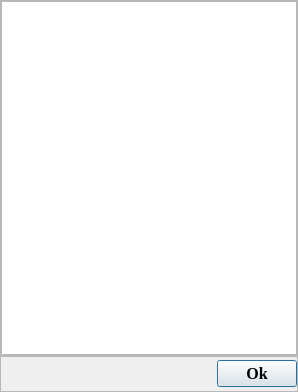
15903016222/Voice, file ui/menuwidget/measurementdialog.ui: the form before one commit.
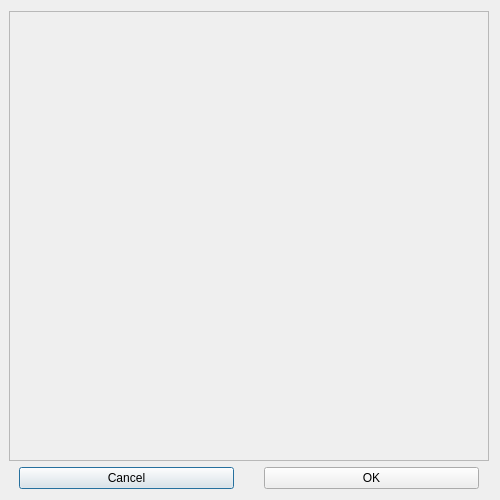
The form after the commit.

Commit message: 增加：在对话框中增加其他测量值，并能选取其他测量值显示；

```diff
--- a/ui/menuwidget/measurementdialog.ui
+++ b/ui/menuwidget/measurementdialog.ui
@@ -6,116 +6,97 @@
    <rect>
     <x>0</x>
     <y>0</y>
-    <width>298</width>
-    <height>392</height>
+    <width>500</width>
+    <height>500</height>
    </rect>
   </property>
   <property name="windowTitle">
    <string>Measure Value</string>
   </property>
-  <layout class="QVBoxLayout" name="verticalLayout" stretch="10,1">
-   <property name="spacing">
-    <number>0</number>
-   </property>
+  <layout class="QGridLayout" name="gridLayout" rowstretch="24,1" columnstretch="0">
    <property name="leftMargin">
-    <number>0</number>
+    <number>9</number>
    </property>
-   <property name="topMargin">
-    <number>0</number>
-   </property>
-   <property name="rightMargin">
-    <number>0</number>
-   </property>
-   <property name="bottomMargin">
-    <number>0</number>
-   </property>
-   <item>
-    <widget class="QScrollArea" name="scrollArea">
-     <property name="widgetResizable">
-      <bool>true</bool>
-     </property>
-     <widget class="QWidget" name="scrollAreaWidgetContents">
-      <property name="geometry">
-       <rect>
-        <x>0</x>
-        <y>0</y>
-        <width>296</width>
-        <height>354</height>
-       </rect>
+   <item row="1" column="0">
+    <widget class="QWidget" name="widget" native="true">
+     <layout class="QGridLayout" name="gridLayout_2">
+      <property name="leftMargin">
+       <number>10</number>
       </property>
-      <layout class="QGridLayout" name="gridLayout">
-       <property name="leftMargin">
-        <number>0</number>
-       </property>
-       <property name="topMargin">
-        <number>0</number>
-       </property>
-       <property name="rightMargin">
-        <number>0</number>
-       </property>
-       <property name="bottomMargin">
-        <number>0</number>
-       </property>
-       <property name="spacing">
-        <number>0</number>
-       </property>
-       <item row="0" column="0">
-        <widget class="QListView" name="listView"/>
-       </item>
-      </layout>
-     </widget>
+      <property name="topMargin">
+       <number>0</number>
+      </property>
+      <property name="rightMargin">
+       <number>10</number>
+      </property>
+      <property name="bottomMargin">
+       <number>0</number>
+      </property>
+      <property name="horizontalSpacing">
+       <number>30</number>
+      </property>
+      <item row="0" column="0">
+       <widget class="QPushButton" name="pushButton_cancel">
+        <property name="sizePolicy">
+         <sizepolicy hsizetype="Preferred" vsizetype="Preferred">
+          <horstretch>0</horstretch>
+          <verstretch>0</verstretch>
+         </sizepolicy>
+        </property>
+        <property name="text">
+         <string>Cancel</string>
+        </property>
+       </widget>
+      </item>
+      <item row="0" column="1">
+       <widget class="QPushButton" name="pushButton_ok">
+        <property name="sizePolicy">
+         <sizepolicy hsizetype="Preferred" vsizetype="Preferred">
+          <horstretch>0</horstretch>
+          <verstretch>0</verstretch>
+         </sizepolicy>
+        </property>
+        <property name="text">
+         <string>OK</string>
+        </property>
+       </widget>
+      </item>
+     </layout>
     </widget>
    </item>
-   <item>
-    <widget class="QFrame" name="frame">
-     <property name="frameShape">
-      <enum>QFrame::StyledPanel</enum>
-     </property>
-     <property name="frameShadow">
-      <enum>QFrame::Raised</enum>
-     </property>
-     <layout class="QHBoxLayout" name="horizontalLayout">
+   <item row="0" column="0">
+    <widget class="QWidget" name="widget_2" native="true">
+     <layout class="QGridLayout" name="gridLayout_3">
+      <property name="leftMargin">
+       <number>0</number>
+      </property>
+      <property name="topMargin">
+       <number>0</number>
+      </property>
+      <property name="rightMargin">
+       <number>0</number>
+      </property>
+      <property name="bottomMargin">
+       <number>0</number>
+      </property>
       <property name="spacing">
        <number>0</number>
       </property>
-      <property name="leftMargin">
-       <number>0</number>
-      </property>
-      <property name="topMargin">
-       <number>0</number>
-      </property>
-      <property name="rightMargin">
-       <number>0</number>
-      </property>
-      <property name="bottomMargin">
-       <number>0</number>
-      </property>
-      <item>
-       <spacer name="horizontalSpacer">
-        <property name="orientation">
-         <enum>Qt::Horizontal</enum>
+      <item row="0" column="0">
+       <widget class="QScrollArea" name="scrollArea">
+        <property name="widgetResizable">
+         <bool>true</bool>
         </property>
-        <property name="sizeHint" stdset="0">
-         <size>
-          <width>218</width>
-          <height>20</height>
-         </size>
-        </property>
-       </spacer>
-      </item>
-      <item>
-       <widget class="QPushButton" name="pushButton_ok">
-        <property name="font">
-         <font>
-          <family>Times New Roman</family>
-          <pointsize>12</pointsize>
-          <weight>75</weight>
-          <bold>true</bold>
-         </font>
-        </property>
-        <property name="text">
-         <string>Ok</string>
-        </property>
+        <widget class="QWidget" name="scrollAreaWidgetContents">
+         <property name="geometry">
+          <rect>
+           <x>0</x>
+           <y>0</y>
+           <width>480</width>
+           <height>451</height>
+          </rect>
+         </property>
+        </widget>
        </widget>
       </item>
      </layout>
```
Left out of the diff: 2 changed lines with no effect on the pictures. The commit also changes 4 other files.
